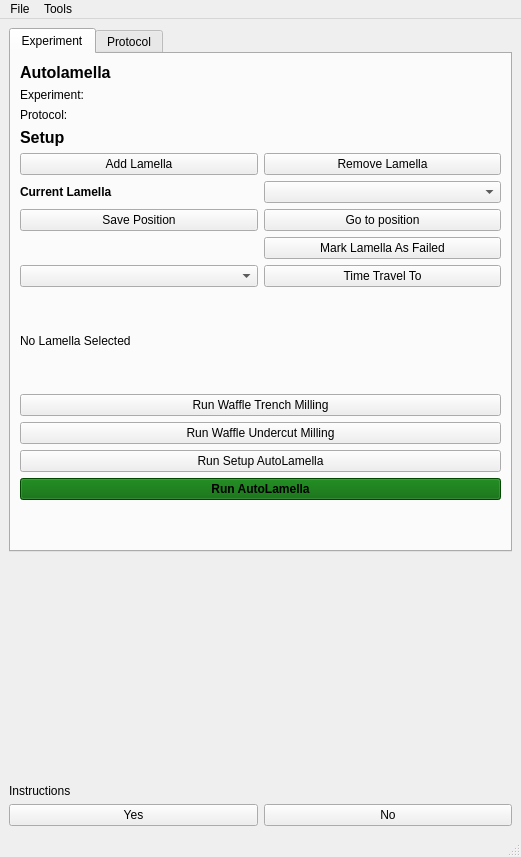
Before: the Qt Designer form autolamella/ui/qt/AutoLamellaUI.ui in DeMarcoLab/autolamella, drawn with Qt 5.
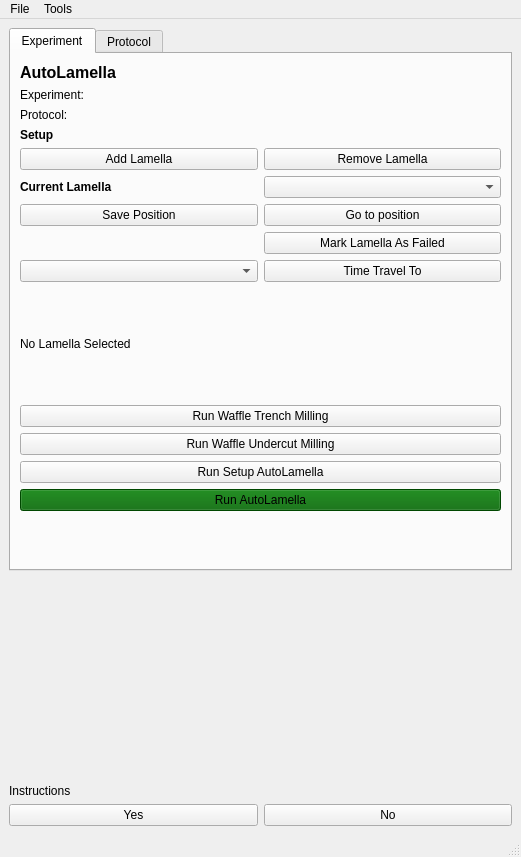
After: the same form once the commit is applied.

```diff
--- a/autolamella/ui/qt/AutoLamellaUI.ui
+++ b/autolamella/ui/qt/AutoLamellaUI.ui
@@ -179,14 +179,462 @@
           <property name="text">
            <string>Run Waffle Trench Milling</string>
           </property>
+          <property name="default">
+           <bool>false</bool>
+          </property>
+          <property name="flat">
+           <bool>false</bool>
+          </property>
          </widget>
         </item>
         <item row="21" column="0" colspan="2">
          <widget class="QPushButton" name="pushButton_run_autolamella">
+          <property name="palette">
+           <palette>
+            <active>
+             <colorrole role="WindowText">
+              <brush brushstyle="SolidPattern">
+               <color alpha="255">
+                <red>0</red>
+                <green>0</green>
+                <blue>0</blue>
+               </color>
+              </brush>
+             </colorrole>
+             <colorrole role="Button">
+              <brush brushstyle="SolidPattern">
+               <color alpha="255">
+                <red>255</red>
+                <green>255</green>
+                <blue>255</blue>
+               </color>
+              </brush>
+             </colorrole>
+             <colorrole role="Light">
+              <brush brushstyle="SolidPattern">
+               <color alpha="255">
+                <red>255</red>
+                <green>255</green>
+                <blue>255</blue>
+               </color>
+              </brush>
+             </colorrole>
+             <colorrole role="Midlight">
+              <brush brushstyle="SolidPattern">
+               <color alpha="255">
+                <red>255</red>
+                <green>255</green>
+                <blue>255</blue>
+               </color>
+              </brush>
+             </colorrole>
+             <colorrole role="Dark">
+              <brush brushstyle="SolidPattern">
+               <color alpha="255">
+                <red>127</red>
+                <green>127</green>
+                <blue>127</blue>
+               </color>
+              </brush>
+             </colorrole>
+             <colorrole role="Mid">
+              <brush brushstyle="SolidPattern">
+               <color alpha="255">
+                <red>170</red>
+                <green>170</green>
+                <blue>170</blue>
+               </color>
+              </brush>
+             </colorrole>
+             <colorrole role="Text">
+              <brush brushstyle="SolidPattern">
+               <color alpha="255">
+                <red>0</red>
+                <green>0</green>
+                <blue>0</blue>
+               </color>
+              </brush>
+             </colorrole>
+             <colorrole role="BrightText">
+              <brush brushstyle="SolidPattern">
+               <color alpha="255">
+                <red>255</red>
+                <green>255</green>
+                <blue>255</blue>
+               </color>
+              </brush>
+             </colorrole>
+             <colorrole role="ButtonText">
+              <brush brushstyle="SolidPattern">
+               <color alpha="255">
+                <red>0</red>
+                <green>0</green>
+                <blue>0</blue>
+               </color>
+              </brush>
+             </colorrole>
+             <colorrole role="Base">
+              <brush brushstyle="SolidPattern">
+               <color alpha="255">
+                <red>255</red>
+                <green>255</green>
+                <blue>255</blue>
+               </color>
+              </brush>
+             </colorrole>
+             <colorrole role="Window">
+              <brush brushstyle="SolidPattern">
+               <color alpha="255">
+                <red>255</red>
+                <green>255</green>
+                <blue>255</blue>
+               </color>
+              </brush>
+             </colorrole>
+             <colorrole role="Shadow">
+              <brush brushstyle="SolidPattern">
+               <color alpha="255">
+                <red>0</red>
+                <green>0</green>
+                <blue>0</blue>
+               </color>
+              </brush>
+             </colorrole>
+             <colorrole role="AlternateBase">
+              <brush brushstyle="SolidPattern">
+               <color alpha="255">
+                <red>255</red>
+                <green>255</green>
+                <blue>255</blue>
+               </color>
+              </brush>
+             </colorrole>
+             <colorrole role="ToolTipBase">
+              <brush brushstyle="SolidPattern">
+               <color alpha="255">
+                <red>255</red>
+                <green>255</green>
+                <blue>220</blue>
+               </color>
+              </brush>
+             </colorrole>
+             <colorrole role="ToolTipText">
+              <brush brushstyle="SolidPattern">
+               <color alpha="255">
+                <red>0</red>
+                <green>0</green>
+                <blue>0</blue>
+               </color>
+              </brush>
+             </colorrole>
+             <colorrole role="PlaceholderText">
+              <brush brushstyle="SolidPattern">
+               <color alpha="128">
+                <red>0</red>
+                <green>0</green>
+                <blue>0</blue>
+               </color>
+              </brush>
+             </colorrole>
+            </active>
+            <inactive>
+             <colorrole role="WindowText">
+              <brush brushstyle="SolidPattern">
+               <color alpha="255">
+                <red>0</red>
+                <green>0</green>
+                <blue>0</blue>
+               </color>
+              </brush>
+             </colorrole>
+             <colorrole role="Button">
+              <brush brushstyle="SolidPattern">
+               <color alpha="255">
+                <red>255</red>
+                <green>255</green>
+                <blue>255</blue>
+               </color>
+              </brush>
+             </colorrole>
+             <colorrole role="Light">
+              <brush brushstyle="SolidPattern">
+               <color alpha="255">
+                <red>255</red>
+                <green>255</green>
+                <blue>255</blue>
+               </color>
+              </brush>
+             </colorrole>
+             <colorrole role="Midlight">
+              <brush brushstyle="SolidPattern">
+               <color alpha="255">
+                <red>255</red>
+                <green>255</green>
+                <blue>255</blue>
+               </color>
+              </brush>
+             </colorrole>
+             <colorrole role="Dark">
+              <brush brushstyle="SolidPattern">
+               <color alpha="255">
+                <red>127</red>
+                <green>127</green>
+                <blue>127</blue>
+               </color>
+              </brush>
+             </colorrole>
+             <colorrole role="Mid">
+              <brush brushstyle="SolidPattern">
+               <color alpha="255">
+                <red>170</red>
+                <green>170</green>
+                <blue>170</blue>
+               </color>
+              </brush>
+             </colorrole>
+             <colorrole role="Text">
+              <brush brushstyle="SolidPattern">
+               <color alpha="255">
+                <red>0</red>
+                <green>0</green>
+                <blue>0</blue>
+               </color>
+              </brush>
+             </colorrole>
+             <colorrole role="BrightText">
+              <brush brushstyle="SolidPattern">
+               <color alpha="255">
+                <red>255</red>
+                <green>255</green>
+                <blue>255</blue>
+               </color>
+              </brush>
+             </colorrole>
+             <colorrole role="ButtonText">
+              <brush brushstyle="SolidPattern">
+               <color alpha="255">
+                <red>0</red>
+                <green>0</green>
+                <blue>0</blue>
+               </color>
+              </brush>
+             </colorrole>
+             <colorrole role="Base">
+              <brush brushstyle="SolidPattern">
+               <color alpha="255">
+                <red>255</red>
+                <green>255</green>
+                <blue>255</blue>
+               </color>
+              </brush>
+             </colorrole>
+             <colorrole role="Window">
+              <brush brushstyle="SolidPattern">
+               <color alpha="255">
+                <red>255</red>
+                <green>255</green>
+                <blue>255</blue>
+               </color>
+              </brush>
+             </colorrole>
+             <colorrole role="Shadow">
+              <brush brushstyle="SolidPattern">
+               <color alpha="255">
+                <red>0</red>
+                <green>0</green>
+                <blue>0</blue>
+               </color>
+              </brush>
+             </colorrole>
+             <colorrole role="AlternateBase">
+              <brush brushstyle="SolidPattern">
+               <color alpha="255">
+                <red>255</red>
+                <green>255</green>
+                <blue>255</blue>
+               </color>
+              </brush>
+             </colorrole>
+             <colorrole role="ToolTipBase">
+              <brush brushstyle="SolidPattern">
+               <color alpha="255">
+                <red>255</red>
+                <green>255</green>
+                <blue>220</blue>
+               </color>
+              </brush>
+             </colorrole>
+             <colorrole role="ToolTipText">
+              <brush brushstyle="SolidPattern">
+               <color alpha="255">
+                <red>0</red>
+                <green>0</green>
+                <blue>0</blue>
+               </color>
+              </brush>
+             </colorrole>
+             <colorrole role="PlaceholderText">
+              <brush brushstyle="SolidPattern">
+               <color alpha="128">
+                <red>0</red>
+                <green>0</green>
+                <blue>0</blue>
+               </color>
+              </brush>
+             </colorrole>
+            </inactive>
+            <disabled>
+             <colorrole role="WindowText">
+              <brush brushstyle="SolidPattern">
+               <color alpha="255">
+                <red>127</red>
+                <green>127</green>
+                <blue>127</blue>
+               </color>
+              </brush>
+             </colorrole>
+             <colorrole role="Button">
+              <brush brushstyle="SolidPattern">
+               <color alpha="255">
+                <red>255</red>
+                <green>255</green>
+                <blue>255</blue>
+               </color>
+              </brush>
+             </colorrole>
+             <colorrole role="Light">
+              <brush brushstyle="SolidPattern">
+               <color alpha="255">
+                <red>255</red>
+                <green>255</green>
+                <blue>255</blue>
+               </color>
+              </brush>
+             </colorrole>
+             <colorrole role="Midlight">
+              <brush brushstyle="SolidPattern">
+               <color alpha="255">
+                <red>255</red>
+                <green>255</green>
+                <blue>255</blue>
+               </color>
+              </brush>
+             </colorrole>
+             <colorrole role="Dark">
+              <brush brushstyle="SolidPattern">
+               <color alpha="255">
+                <red>127</red>
+                <green>127</green>
+                <blue>127</blue>
+               </color>
+              </brush>
+             </colorrole>
+             <colorrole role="Mid">
+              <brush brushstyle="SolidPattern">
+               <color alpha="255">
+                <red>170</red>
+                <green>170</green>
+                <blue>170</blue>
+               </color>
+              </brush>
+             </colorrole>
+             <colorrole role="Text">
+              <brush brushstyle="SolidPattern">
+               <color alpha="255">
+                <red>127</red>
+                <green>127</green>
+                <blue>127</blue>
+               </color>
+              </brush>
+             </colorrole>
+             <colorrole role="BrightText">
+              <brush brushstyle="SolidPattern">
+               <color alpha="255">
+                <red>255</red>
+                <green>255</green>
+                <blue>255</blue>
+               </color>
+              </brush>
+             </colorrole>
+             <colorrole role="ButtonText">
+              <brush brushstyle="SolidPattern">
+               <color alpha="255">
+                <red>127</red>
+                <green>127</green>
+                <blue>127</blue>
+               </color>
+              </brush>
+             </colorrole>
+             <colorrole role="Base">
+              <brush brushstyle="SolidPattern">
+               <color alpha="255">
+                <red>255</red>
+                <green>255</green>
+                <blue>255</blue>
+               </color>
+              </brush>
+             </colorrole>
+             <colorrole role="Window">
+              <brush brushstyle="SolidPattern">
+               <color alpha="255">
+                <red>255</red>
+                <green>255</green>
+                <blue>255</blue>
+               </color>
+              </brush>
+             </colorrole>
+             <colorrole role="Shadow">
+              <brush brushstyle="SolidPattern">
+               <color alpha="255">
+                <red>0</red>
+                <green>0</green>
+                <blue>0</blue>
+               </color>
+              </brush>
+             </colorrole>
+             <colorrole role="AlternateBase">
+              <brush brushstyle="SolidPattern">
+               <color alpha="255">
+                <red>255</red>
+                <green>255</green>
+                <blue>255</blue>
+               </color>
+              </brush>
+             </colorrole>
+             <colorrole role="ToolTipBase">
+              <brush brushstyle="SolidPattern">
+               <color alpha="255">
+                <red>255</red>
+                <green>255</green>
+                <blue>220</blue>
+               </color>
+              </brush>
+             </colorrole>
+             <colorrole role="ToolTipText">
+              <brush brushstyle="SolidPattern">
+               <color alpha="255">
+                <red>0</red>
+                <green>0</green>
+                <blue>0</blue>
+               </color>
+              </brush>
+             </colorrole>
+             <colorrole role="PlaceholderText">
+              <brush brushstyle="SolidPattern">
+               <color alpha="128">
+                <red>0</red>
+                <green>0</green>
+                <blue>0</blue>
+               </color>
+              </brush>
+             </colorrole>
+            </disabled>
+           </palette>
+          </property>
           <property name="font">
            <font>
-            <weight>75</weight>
-            <bold>true</bold>
+            <weight>50</weight>
+            <bold>false</bold>
            </font>
           </property>
           <property name="styleSheet">
@@ -195,6 +643,15 @@
           <property name="text">
            <string>Run AutoLamella</string>
           </property>
+          <property name="autoDefault">
+           <bool>false</bool>
+          </property>
+          <property name="default">
+           <bool>false</bool>
+          </property>
+          <property name="flat">
+           <bool>false</bool>
+          </property>
          </widget>
         </item>
         <item row="8" column="1">
@@ -218,7 +675,7 @@
          <widget class="QLabel" name="label_setup_header">
           <property name="font">
            <font>
-            <pointsize>12</pointsize>
+            <pointsize>9</pointsize>
             <weight>75</weight>
             <bold>true</bold>
            </font>
@@ -238,7 +695,7 @@
            </font>
           </property>
           <property name="text">
-           <string>Autolamella</string>
+           <string>AutoLamella</string>
           </property>
           <property name="alignment">
            <set>Qt::AlignLeading|Qt::AlignLeft|Qt::AlignVCenter</set>
@@ -276,49 +733,28 @@
         <string>Protocol</string>
        </attribute>
        <layout class="QFormLayout" name="formLayout_2">
+        <item row="0" column="0">
+         <widget class="QLabel" name="label_protocol_name_2">
+          <property name="text">
+           <string>Name</string>
+          </property>
+         </widget>
+        </item>
+        <item row="0" column="1">
+         <widget class="QLineEdit" name="lineEdit_name"/>
+        </item>
         <item row="1" column="0">
-         <widget class="QLabel" name="label_4">
+         <widget class="QLabel" name="label_protocol_method">
           <property name="text">
            <string>Method</string>
           </property>
          </widget>
         </item>
         <item row="1" column="1">
-         <widget class="QComboBox" name="comboBox_method">
-          <item>
-           <property name="text">
-            <string>Default</string>
-           </property>
-          </item>
-          <item>
-           <property name="text">
-            <string>Waffle</string>
-           </property>
-          </item>
-         </widget>
-        </item>
-        <item row="2" column="0">
-         <widget class="QLabel" name="beamShiftAttemptsLabel">
-          <property name="text">
-           <string>Beam shift attempts</string>
-          </property>
-         </widget>
-        </item>
-        <item row="2" column="1">
-         <widget class="QDoubleSpinBox" name="beamshift_attempts"/>
-        </item>
-        <item row="3" column="0">
-         <widget class="QLabel" name="label_6">
-          <property name="text">
-           <string>Align at:</string>
-          </property>
-         </widget>
-        </item>
-        <item row="3" column="1">
-         <widget class="QComboBox" name="comboBox_current_alignment"/>
+         <widget class="QComboBox" name="comboBox_method"/>
         </item>
         <item row="4" column="0">
-         <widget class="QLabel" name="label">
+         <widget class="QLabel" name="label_protocol_undercut_tilt_angle">
           <property name="text">
            <string>Undercut Tilt Angle</string>
           </property>
@@ -335,7 +771,7 @@
          </widget>
         </item>
         <item row="5" column="0">
-         <widget class="QLabel" name="label_2">
+         <widget class="QLabel" name="label_undercut_tilt_step">
           <property name="text">
            <string>Undercut Tilt Step</string>
           </property>
@@ -352,98 +788,160 @@
          </widget>
         </item>
         <item row="6" column="0">
-         <widget class="QLabel" name="label_3">
+         <widget class="QLabel" name="label_stress_relief">
           <property name="text">
            <string>Stress Relief</string>
           </property>
          </widget>
         </item>
         <item row="6" column="1">
-         <widget class="QComboBox" name="comboBox_stress_relief">
-          <item>
-           <property name="text">
-            <string>Notch</string>
-           </property>
-          </item>
-          <item>
-           <property name="text">
-            <string>Microexpansion </string>
-           </property>
-          </item>
+         <widget class="QComboBox" name="comboBox_stress_relief"/>
+        </item>
+        <item row="7" column="0" colspan="2">
+         <widget class="QLabel" name="label_alignment_header">
+          <property name="font">
+           <font>
+            <weight>75</weight>
+            <bold>true</bold>
+            <underline>false</underline>
+           </font>
+          </property>
+          <property name="text">
+           <string>Alignment</string>
+          </property>
          </widget>
         </item>
-        <item row="8" column="0" colspan="2">
-         <widget class="QLabel" name="label_5">
+        <item row="10" column="0">
+         <widget class="QLabel" name="label_protocol_align_at">
           <property name="text">
-           <string>Supervision</string>
+           <string>Align at:</string>
           </property>
          </widget>
         </item>
-        <item row="16" column="0" colspan="2">
-         <widget class="QPushButton" name="pushButton_update_protocol">
+        <item row="10" column="1">
+         <widget class="QComboBox" name="comboBox_current_alignment"/>
+        </item>
+        <item row="14" column="0" colspan="2">
+         <widget class="QLabel" name="label_ml_header">
+          <property name="font">
+           <font>
+            <weight>75</weight>
+            <bold>true</bold>
+           </font>
+          </property>
           <property name="text">
-           <string>Update Protocol</string>
+           <string>Machine Learning</string>
           </property>
          </widget>
         </item>
+        <item row="15" column="0">
+         <widget class="QLabel" name="label_ml_checkpoint">
+          <property name="text">
+           <string>Checkpoint</string>
+          </property>
+         </widget>
+        </item>
+        <item row="15" column="1">
+         <widget class="QLineEdit" name="lineEdit_ml_checkpoint"/>
+        </item>
+        <item row="16" column="0">
+         <widget class="QLabel" name="label_ml_encoder">
+          <property name="text">
+           <string>Encoder</string>
+          </property>
+         </widget>
+        </item>
+        <item row="16" column="1">
+         <widget class="QLineEdit" name="lineEdit_ml_encoder"/>
+        </item>
         <item row="17" column="0" colspan="2">
-         <widget class="QPushButton" name="export_protocol">
+         <widget class="QLabel" name="label_supervise_header">
+          <property name="font">
+           <font>
+            <weight>75</weight>
+            <bold>true</bold>
+           </font>
+          </property>
           <property name="text">
-           <string>Save protocol to file</string>
+           <string>Supervision</string>
           </property>
          </widget>
         </item>
-        <item row="9" column="0">
+        <item row="18" column="0">
          <widget class="QCheckBox" name="checkBox_trench">
           <property name="text">
            <string>Trench Stage</string>
           </property>
          </widget>
         </item>
-        <item row="10" column="0">
-         <widget class="QCheckBox" name="checkBox_undercut">
-          <property name="text">
-           <string>Undercut Stage</string>
-          </property>
-         </widget>
-        </item>
-        <item row="11" column="0">
+        <item row="18" column="1">
          <widget class="QCheckBox" name="checkBox_setup">
           <property name="text">
            <string>Setup Stage</string>
           </property>
          </widget>
         </item>
-        <item row="12" column="0">
+        <item row="19" column="0">
+         <widget class="QCheckBox" name="checkBox_undercut">
+          <property name="text">
+           <string>Undercut Stage</string>
+          </property>
+         </widget>
+        </item>
+        <item row="19" column="1">
          <widget class="QCheckBox" name="checkBox_features">
           <property name="text">
            <string>Features Stage</string>
           </property>
          </widget>
         </item>
-        <item row="13" column="0">
-         <widget class="QCheckBox" name="checkBox_lamella">
+        <item row="20" column="1">
+         <widget class="QCheckBox" name="checkBox_supervise_mill_rough">
           <property name="text">
-           <string>Lamella Stage</string>
+           <string>Mill Rough Stage</string>
           </property>
          </widget>
         </item>
-        <item row="7" column="0">
-         <widget class="QCheckBox" name="checkBox_fiducial">
+        <item row="21" column="1">
+         <widget class="QCheckBox" name="checkBox_supervise_mill_regular">
           <property name="text">
-           <string>Fiducial Enabled</string>
+           <string>Mill Regular Stage</string>
           </property>
          </widget>
         </item>
-        <item row="0" column="0">
-         <widget class="QLabel" name="label_7">
+        <item row="22" column="1">
+         <widget class="QCheckBox" name="checkBox_supervise_mill_polishing">
           <property name="text">
-           <string>Name</string>
+           <string>Mill Polishing Stage</string>
           </property>
          </widget>
         </item>
-        <item row="0" column="1">
-         <widget class="QLineEdit" name="lineEdit_name"/>
+        <item row="25" column="0" colspan="2">
+         <widget class="QPushButton" name="pushButton_update_protocol">
+          <property name="text">
+           <string>Update Protocol</string>
+          </property>
+         </widget>
+        </item>
+        <item row="12" column="0">
+         <widget class="QLabel" name="beamShiftAttemptsLabel">
+          <property name="text">
+           <string>Align attempts</string>
+          </property>
+         </widget>
+        </item>
+        <item row="12" column="1">
+         <widget class="QDoubleSpinBox" name="beamshift_attempts"/>
+        </item>
+        <item row="9" column="0">
+         <widget class="QLabel" name="label_protocol_align_with">
+          <property name="text">
+           <string>Align with: </string>
+          </property>
+         </widget>
+        </item>
+        <item row="9" column="1">
+         <widget class="QComboBox" name="comboBox_alignment_with"/>
         </item>
        </layout>
       </widget>
@@ -466,13 +964,16 @@
     </property>
     <addaction name="actionNew_Experiment"/>
     <addaction name="actionLoad_Experiment"/>
+    <addaction name="separator"/>
     <addaction name="actionLoad_Protocol"/>
+    <addaction name="actionSave_Protocol"/>
    </widget>
    <widget class="QMenu" name="menuTools">
     <property name="title">
      <string>Tools</string>
     </property>
     <addaction name="actionCryo_Sputter"/>
+    <addaction name="separator"/>
     <addaction name="actionLoad_Positions"/>
     <addaction name="actionOpen_Minimap"/>
    </widget>
@@ -510,6 +1011,11 @@
     <string>Open Minimap</string>
    </property>
   </action>
+  <action name="actionSave_Protocol">
+   <property name="text">
+    <string>Save Protocol</string>
+   </property>
+  </action>
  </widget>
  <resources/>
  <connections/>
```
